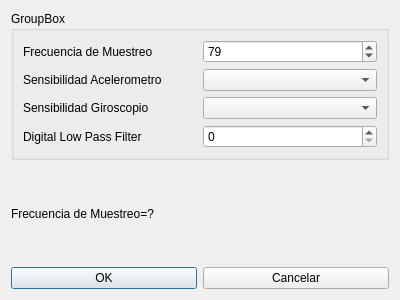
First picture: the form in ajustessensores.ui, repository hectorda/Bio-Feedback, before the edit.
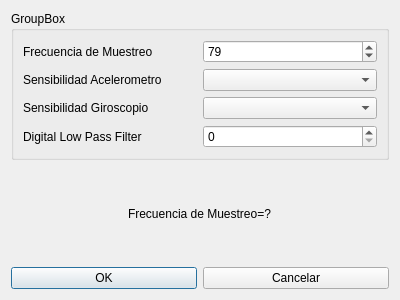
Second picture: the form after the edit.

The edit to the form file:
```diff
--- a/ajustessensores.ui
+++ b/ajustessensores.ui
@@ -77,7 +77,7 @@
      </layout>
     </widget>
    </item>
-   <item>
+   <item alignment="Qt::AlignHCenter">
     <widget class="QLabel" name="labelSampleRate">
      <property name="text">
       <string>Frecuencia de Muestreo=?</string>
```
